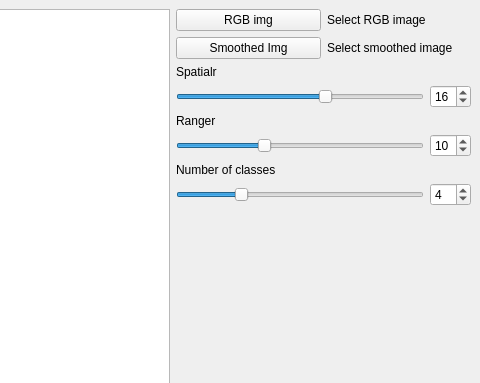
BENR0/uavClassification, file ui_app_seg_params.ui: the form before one commit; both pictures show x 439 to 919 and y 0 to 383 of the 919 by 664 pixel window.
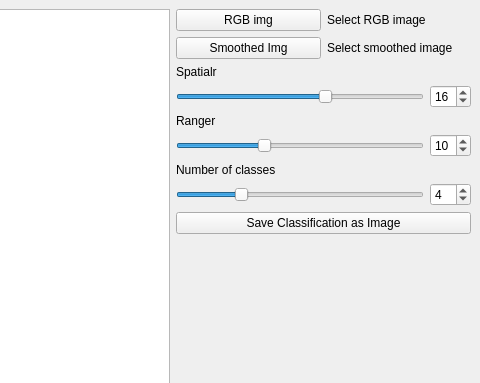
The form after the commit. Custom widgets are drawn as their Qt base class.

Commit message: Add save classification as raster button in app

```diff
--- a/ui_app_seg_params.ui
+++ b/ui_app_seg_params.ui
@@ -201,6 +201,13 @@
         </item>
        </layout>
       </item>
+      <item>
+       <widget class="QPushButton" name="saveClassificationButton">
+        <property name="text">
+         <string>Save Classification as Image</string>
+        </property>
+       </widget>
+      </item>
       <item>
        <spacer name="verticalSpacer">
         <property name="orientation">
```
The commit also changes 2 other files.
